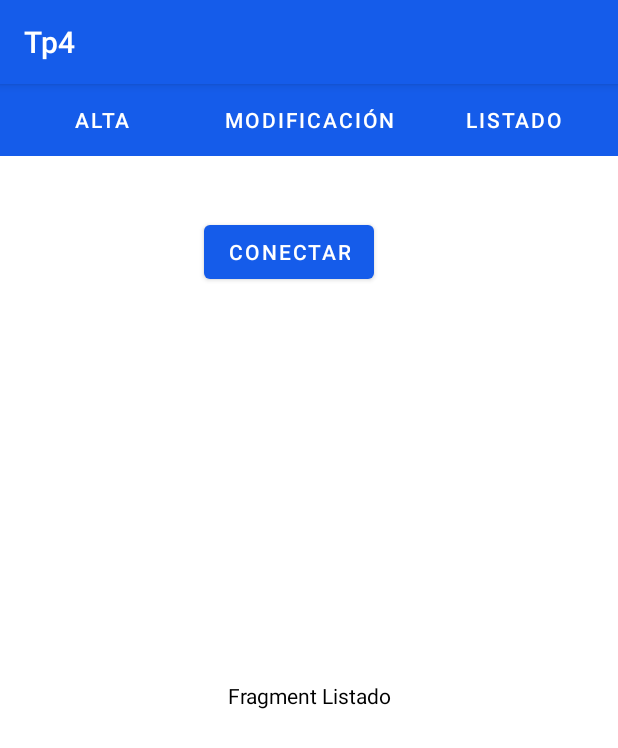
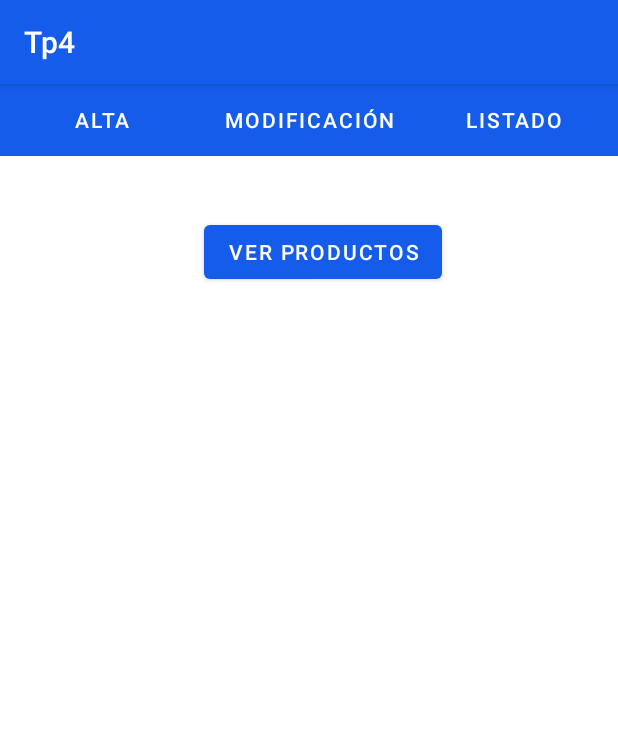
Before and after one commit to Mateodebenedictis/Tp4_ProgramacionAvanzada, an Android app: the screen it shows after launch (MainActivity), tab 3 chosen, on a phone screen of 412 x 824 dp. Shown: the top 748 px of the screen. Run offline under Robolectric (Android 15) with nearby library versions, the phone set to English and light mode, and no system bars.

Commit message:
Correccion listado

```diff
--- a/Tp4/app/src/main/res/layout/fragment_listado.xml
+++ b/Tp4/app/src/main/res/layout/fragment_listado.xml
@@ -6,12 +6,7 @@
     tools:context=".FragmentListado">
 
     <!-- TODO: Update blank fragment layout -->
-    <TextView
-        android:layout_width="match_parent"
-        android:layout_height="match_parent"
-        android:gravity="center"
-        android:text="Fragment Listado"
-        android:textColor="@color/black"/>
+
     <Button
         android:id="@+id/btnConectar"
         android:layout_width="wrap_content"
@@ -19,8 +14,7 @@
         android:layout_marginStart="136dp"
         android:layout_marginLeft="136dp"
         android:layout_marginTop="40dp"
-        android:text="Conectar"
-      />
+        android:text="@string/btnVerProductos" />
 
     <ListView
         android:id="@+id/lvArticulos"
--- a/Tp4/app/src/main/res/values/strings.xml
+++ b/Tp4/app/src/main/res/values/strings.xml
@@ -9,4 +9,5 @@
     <string name="Agregar">AGREGAR</string>
     <string name="Buscar">BUSCAR</string>
     <string name="Modificar">MODIFICAR</string>
+    <string name="btnVerProductos">Ver Productos</string>
 </resources>
```
Also changed, not shown: Tp4/app/src/main/java/com/example/tp4/Adapter/ProductosAdapter.java (+10 -3 lines).
